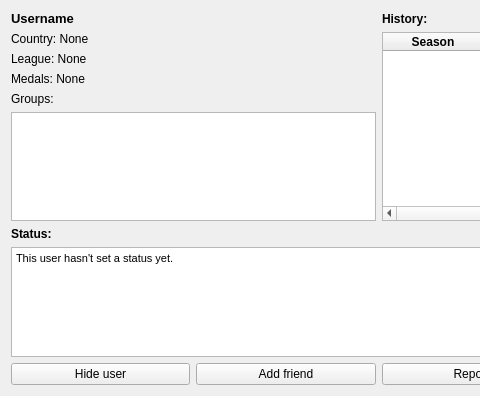
First picture: the form in designer/user_info.ui, repository ThoreBor/Anki_Leaderboard, before the edit; both pictures show x 0 to 480 and y 0 to 396 of the 757 by 396 pixel window.
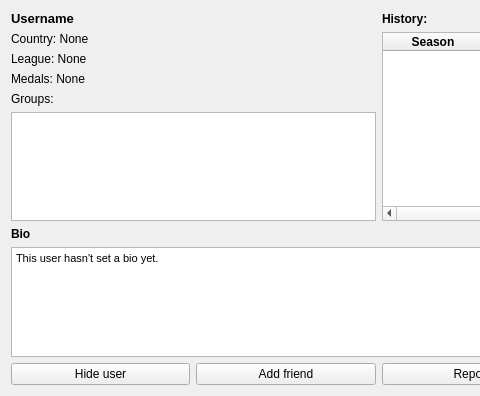
Second picture: the form after the edit. Icons and pictures are not drawn.

Commit message: adjust ui (bio&account config)

Diff of the .ui file:
```diff
--- a/designer/user_info.ui
+++ b/designer/user_info.ui
@@ -45,7 +45,7 @@
         </font>
        </property>
        <property name="text">
-        <string>Status:</string>
+        <string>Bio</string>
        </property>
       </widget>
      </item>
@@ -61,7 +61,7 @@
 &lt;html&gt;&lt;head&gt;&lt;meta name=&quot;qrichtext&quot; content=&quot;1&quot; /&gt;&lt;style type=&quot;text/css&quot;&gt;
 p, li { white-space: pre-wrap; }
 &lt;/style&gt;&lt;/head&gt;&lt;body style=&quot; font-family:'MS Shell Dlg 2'; font-size:8pt; font-weight:400; font-style:normal;&quot;&gt;
-&lt;p style=&quot; margin-top:12px; margin-bottom:12px; margin-left:0px; margin-right:0px; -qt-block-indent:0; text-indent:0px;&quot;&gt;This user hasn't set a status yet.&lt;/p&gt;&lt;/body&gt;&lt;/html&gt;</string>
+&lt;p style=&quot; margin-top:12px; margin-bottom:12px; margin-left:0px; margin-right:0px; -qt-block-indent:0; text-indent:0px;&quot;&gt;This user hasn't set a bio yet.&lt;/p&gt;&lt;/body&gt;&lt;/html&gt;</string>
        </property>
        <property name="openExternalLinks">
         <bool>true</bool>
```
The commit also changes 1 other file.
